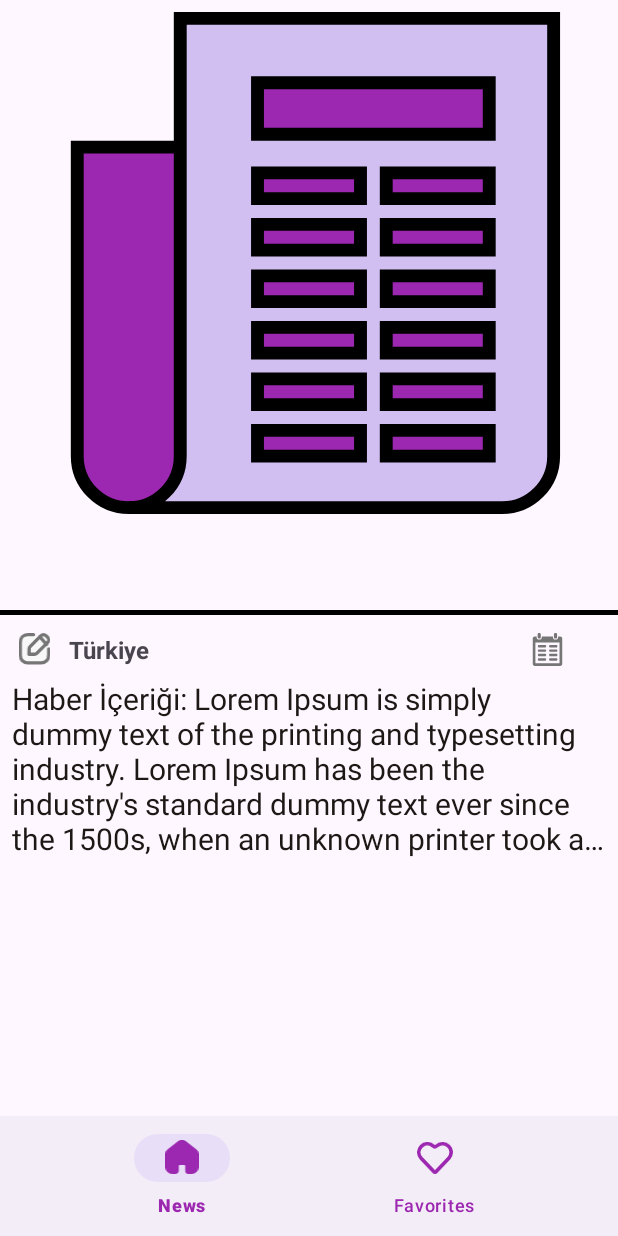
After one commit to yusufaltunoymak/NewsApp, an Android app: the fragment NewDetailFragment placed in its activity, on a phone screen of 412 x 824 dp. The commit adds this screen. Run offline under Robolectric (Android 15) with nearby library versions, the phone set to English and light mode, and no system bars; our stand-ins replace Dagger/Hilt's generated code, navigation-ui, paging; pictures from the network do not load; 9 statements that could not run were skipped.

Commit message:
News Fragment Small Bug Fix and Detail Screen Done

```diff
--- a/app/src/main/java/com/example/newsapp/data/datasource/NewsPagingDataSource.kt
+++ b/app/src/main/java/com/example/newsapp/data/datasource/NewsPagingDataSource.kt
@@ -7,7 +7,7 @@ import com.example.newsapp.data.model.Article
 import com.example.newsapp.data.remote.NewsAPI
 import javax.inject.Inject
 
-class NewsPagingDataSource@Inject constructor(private val api: NewsAPI) : PagingSource<Int, Article>() {
+class NewsPagingDataSource @Inject constructor(private val api: NewsAPI,private var query: String) : PagingSource<Int, Article>() {
     override fun getRefreshKey(state: PagingState<Int, Article>): Int? {
         return state.anchorPosition?.let { anchorPosition ->
             state.closestPageToPosition(anchorPosition)?.prevKey?.plus(1)
@@ -18,7 +18,7 @@ class NewsPagingDataSource@Inject constructor(private val api: NewsAPI) : Paging
     override suspend fun load(params: LoadParams<Int>): LoadResult<Int, Article> {
         val page = params.key ?: 1
         return try {
-            val response = api.getNewsList(query = "Fenerbahce", page = page, pageSize = params.loadSize)
+            val response = api.getNewsList(query = query, page = page, pageSize = params.loadSize)
             val articles = response.articles
 
             LoadResult.Page(
--- a/app/src/main/java/com/example/newsapp/data/model/Article.kt
+++ b/app/src/main/java/com/example/newsapp/data/model/Article.kt
@@ -2,6 +2,7 @@ package com.example.newsapp.data.model
 
 
 import com.google.gson.annotations.SerializedName
+import java.io.Serializable
 
 data class Article(
     @SerializedName("author")
@@ -20,4 +21,4 @@ data class Article(
     val url: String?,
     @SerializedName("urlToImage")
     val urlToImage: String?
-)
+) : Serializable
--- a/app/src/main/java/com/example/newsapp/data/repository/NewsRepositoryImpl.kt
+++ b/app/src/main/java/com/example/newsapp/data/repository/NewsRepositoryImpl.kt
@@ -11,12 +11,12 @@ import kotlinx.coroutines.flow.Flow
 import javax.inject.Inject
 
 class NewsRepositoryImpl @Inject constructor(private val api : NewsAPI) : NewsRepository {
-    override suspend fun getNewsList(): Flow<PagingData<Article>> {
+    override suspend fun getNewsList(query : String): Flow<PagingData<Article>> {
         return Pager(
             config = PagingConfig(
                 pageSize = NETWORK_PAGE_SIZE
             ),
-            pagingSourceFactory = {NewsPagingDataSource(api)}
+            pagingSourceFactory = {NewsPagingDataSource(api,query)}
         ).flow
     }
 
--- a/app/src/main/java/com/example/newsapp/domain/repository/NewsRepository.kt
+++ b/app/src/main/java/com/example/newsapp/domain/repository/NewsRepository.kt
@@ -5,5 +5,5 @@ import com.example.newsapp.data.model.Article
 import kotlinx.coroutines.flow.Flow
 
 interface NewsRepository {
-    suspend fun getNewsList(): Flow<PagingData<Article>>
+    suspend fun getNewsList(query : String): Flow<PagingData<Article>>
 }
--- /dev/null
+++ b/app/src/main/java/com/example/newsapp/presentation/ui/newsdetail/NewDetailFragment.kt
@@ -0,0 +1,49 @@
+package com.example.newsapp.presentation.ui.newsdetail
+
+import android.os.Build
+import android.os.Bundle
+import android.view.View
+import androidx.annotation.RequiresApi
+import androidx.navigation.fragment.navArgs
+import com.bumptech.glide.Glide
+import com.example.newsapp.R
+import com.example.newsapp.base.BaseFragment
+import com.example.newsapp.databinding.FragmentNewDetailBinding
+import com.example.newsapp.util.Constants
+import com.example.newsapp.util.cleanText
+import com.example.newsapp.util.downloadFromUrl
+import java.time.LocalDateTime
+import java.time.format.DateTimeFormatter
+
+class NewDetailFragment : BaseFragment<FragmentNewDetailBinding>(FragmentNewDetailBinding::inflate) {
+    private val args : NewDetailFragmentArgs by navArgs()
+    @RequiresApi(Build.VERSION_CODES.O)
+    override fun onViewCreated(view: View, savedInstanceState: Bundle?) {
+        super.onViewCreated(view, savedInstanceState)
+        val articles = args.articles
+        binding.apply {
+            textViewAuthor.text = articles.author
+            textViewTitle.text = articles.title
+            textViewContent.text = cleanText(articles.content)
+            val publishedDate = articles.publishedAt
+            textViewpublishedAt.text = formattedDate(publishedDate)
+
+            if (!articles.urlToImage.isNullOrEmpty()) {
+                newsImage.downloadFromUrl(articles.urlToImage, requireContext(), R.drawable.news_logo)
+                Glide.with(newsImage.context).load(articles.urlToImage).into(newsImage)
+            }
+            else {
+                newsImage.setImageResource(R.drawable.news_logo)
+
+            }
+        }
+    }
+
+    @RequiresApi(Build.VERSION_CODES.O)
+    private fun formattedDate(date : String?) : String {
+        val dateTime = LocalDateTime.parse(date, DateTimeFormatter.ISO_DATE_TIME)
+        val formatter = DateTimeFormatter.ofPattern(Constants.dateFormat)
+        val formattedDate = dateTime.format(formatter)
+        return formattedDate
+    }
+}
--- a/app/src/main/java/com/example/newsapp/presentation/ui/newslist/NewsFragment.kt
+++ b/app/src/main/java/com/example/newsapp/presentation/ui/newslist/NewsFragment.kt
@@ -3,9 +3,11 @@ package com.example.newsapp.presentation.ui.newslist
 import NewsListAdapter
 import android.os.Bundle
 import android.view.View
+import android.widget.SearchView
 import androidx.core.view.isVisible
 import androidx.fragment.app.viewModels
 import androidx.lifecycle.lifecycleScope
+import androidx.navigation.fragment.findNavController
 import androidx.paging.LoadState
 import androidx.recyclerview.widget.LinearLayoutManager
 import androidx.recyclerview.widget.RecyclerView
@@ -13,6 +15,7 @@ import com.example.newsapp.base.BaseFragment
 import com.example.newsapp.databinding.FragmentNewsBinding
 import dagger.hilt.android.AndroidEntryPoint
 import kotlinx.coroutines.launch
+
 @AndroidEntryPoint
 class NewsFragment : BaseFragment<FragmentNewsBinding>(FragmentNewsBinding::inflate) {
     private val newsViewModel: NewsViewModel by viewModels()
@@ -23,6 +26,26 @@ class NewsFragment : BaseFragment<FragmentNewsBinding>(FragmentNewsBinding::infl
         observeNewsList()
         initAdapter()
         setupMostListenedRecycler()
+
+        binding.searchView.setOnQueryTextListener(object : SearchView.OnQueryTextListener {
+            override fun onQueryTextSubmit(query: String?): Boolean {
+                query?.let { query ->
+                    if(query.length % 2 == 0) {
+                        search(query)
+                    }
+                }
+                return true
+            }
+
+            override fun onQueryTextChange(newText: String?): Boolean {
+                newText?.let { newText ->
+                    if(newText.length % 2 == 0) {
+                        search(newText)
+                    }
+                }
+                return true
+            }
+        })
     }
     private fun observeNewsList() {
         viewLifecycleOwner.lifecycleScope.launch {
@@ -33,7 +56,9 @@ class NewsFragment : BaseFragment<FragmentNewsBinding>(FragmentNewsBinding::infl
     }
 
     private fun initAdapter() {
-        newsAdapter = NewsListAdapter(requireContext())
+        newsAdapter = NewsListAdapter(requireContext()) {article ->
+            findNavController().navigate(NewsFragmentDirections.actionNewsFragmentToNewDetailFragment(article))
+        }
         newsAdapter.addLoadStateListener { loadState ->
             binding.apply {
                 progressBar.isVisible = loadState.source.refresh is LoadState.Loading
@@ -56,4 +81,18 @@ class NewsFragment : BaseFragment<FragmentNewsBinding>(FragmentNewsBinding::infl
         }
 
     }
+
+    fun search(searchWord: String) {
+        viewLifecycleOwner.lifecycleScope.launch {
+            newsViewModel.searchWithDelay(searchWord)
+        }
+    }
+
+    override fun onResume() {
+        super.onResume()
+        binding.apply {
+            searchView.setQuery(newsViewModel.currentQuery.value, false)
+            searchView.queryHint = "Something search news"
+        }
+    }
 }
--- a/app/src/main/java/com/example/newsapp/presentation/ui/newslist/NewsListAdapter.kt
+++ b/app/src/main/java/com/example/newsapp/presentation/ui/newslist/NewsListAdapter.kt
@@ -11,7 +11,7 @@ import com.example.newsapp.databinding.ListRecyclerItemBinding
 import com.example.newsapp.util.cleanText
 import com.example.newsapp.util.downloadFromUrl
 
-class NewsListAdapter(private val context: Context) : PagingDataAdapter<Article, NewsListAdapter.ViewHolder>(NewsListCallBack()) {
+class NewsListAdapter(private val context: Context, private val onItemClicked : (Article) -> Unit) : PagingDataAdapter<Article, NewsListAdapter.ViewHolder>(NewsListCallBack()) {
 
     inner class ViewHolder(private val binding: ListRecyclerItemBinding) : RecyclerView.ViewHolder(binding.root) {
         fun bind(article: Article?) {
@@ -21,8 +21,16 @@ class NewsListAdapter(private val context: Context) : PagingDataAdapter<Article,
                         newsPosterImage.downloadFromUrl(article.urlToImage, context, R.drawable.news_logo)
                         Glide.with(itemView.context).load(article.urlToImage).into(newsPosterImage)
                     }
+                    else {
+                        newsPosterImage.setImageResource(R.drawable.news_logo)
+
+                    }
                     newsHeaderText.text = article.title
                     newsContentText.text = cleanText(article.content)
+
+                    root.setOnClickListener {
+                        onItemClicked.invoke(article)
+                    }
                 }
             }
         }
--- a/app/src/main/java/com/example/newsapp/presentation/ui/newslist/NewsViewModel.kt
+++ b/app/src/main/java/com/example/newsapp/presentation/ui/newslist/NewsViewModel.kt
@@ -1,5 +1,6 @@
 package com.example.newsapp.presentation.ui.newslist
 
+import androidx.lifecycle.MutableLiveData
 import androidx.lifecycle.ViewModel
 import androidx.lifecycle.viewModelScope
 import androidx.paging.PagingData
@@ -8,16 +9,38 @@ import com.example.newsapp.data.model.Article
 import com.example.newsapp.domain.repository.NewsRepository
 import dagger.hilt.android.lifecycle.HiltViewModel
 import kotlinx.coroutines.Dispatchers
+import kotlinx.coroutines.Job
+import kotlinx.coroutines.delay
 import kotlinx.coroutines.flow.Flow
-import kotlinx.coroutines.flow.emitAll
-import kotlinx.coroutines.flow.flow
+import kotlinx.coroutines.flow.MutableStateFlow
+import kotlinx.coroutines.flow.flatMapLatest
 import kotlinx.coroutines.flow.flowOn
+import kotlinx.coroutines.launch
 import javax.inject.Inject
 
 @HiltViewModel
 class NewsViewModel @Inject constructor(private val newsRepository: NewsRepository) : ViewModel() {
+    val currentQuery: MutableStateFlow<String?> = MutableStateFlow("Android")
+    private var searchJob: Job? = null
 
-    val newsList: Flow<PagingData<Article>> = flow {
-        emitAll(newsRepository.getNewsList())
+    val newsList: Flow<PagingData<Article>> = currentQuery.flatMapLatest { query ->
+        newsRepository.getNewsList(query ?: "")
     }.flowOn(Dispatchers.IO).cachedIn(viewModelScope)
+
+    fun setQuery(query: String) {
+        currentQuery.value = query
+    }
+
+    fun searchWithDelay(query: String) {
+        searchJob?.cancel()
+        if (query.isNotEmpty()) {
+            searchJob = viewModelScope.launch {
+                delay(500)
+                setQuery(query)
+            }
+        } else {
+            setQuery("Android")
+        }
+    }
+
 }
--- a/app/src/main/java/com/example/newsapp/util/Constants.kt
+++ b/app/src/main/java/com/example/newsapp/util/Constants.kt
@@ -3,4 +3,5 @@ package com.example.newsapp.util
 object Constants {
     const val BASE_URL = "https://newsapi.org/v2/"
     const val API_KEY = "90f78b5e459f4557a6d285161db89387"
+    const val dateFormat ="dd MMMM yyyy"
 }
--- /dev/null
+++ b/app/src/main/res/drawable/calendar_icon.xml
@@ -0,0 +1,39 @@
+<vector xmlns:android="http://schemas.android.com/apk/res/android"
+    android:width="800dp"
+    android:height="800dp"
+    android:viewportWidth="610.4"
+    android:viewportHeight="610.4">
+  <path
+      android:pathData="M159.57,0h-15.33c-1.96,0 -3.81,0.41 -5.61,1c-8.98,2.91 -15.62,12.5 -15.62,24v10.55v27.01v14.05c0,2.61 0.44,5.08 1.07,7.44c2.7,10.15 10.65,17.55 20.16,17.55h15.33c11.72,0 21.22,-11.19 21.22,-24.99V62.55V35.54V24.99C180.79,11.19 171.29,0 159.57,0z"
+      android:fillColor="#767676"/>
+  <path
+      android:pathData="M461.29,0h-15.33c-11.72,0 -21.22,11.19 -21.22,24.99v10.55v27.01v14.05c0,13.8 9.5,24.99 21.22,24.99h15.33c11.72,0 21.22,-11.19 21.22,-24.99V62.55V35.54V24.99C482.51,11.19 473.01,0 461.29,0z"
+      android:fillColor="#767676"/>
+  <path
+      android:pathData="M539.59,62.55h-37.95v14.05c0,24.33 -18.1,44.12 -40.35,44.12h-15.33c-22.25,0 -40.35,-19.79 -40.35,-44.12V62.55H199.92v14.05c0,24.33 -18.1,44.12 -40.35,44.12h-15.33c-22.25,0 -40.35,-19.79 -40.35,-44.12V62.55H70.82c-21.07,0 -38.15,16.02 -38.15,35.76v476.32c0,19.78 17.08,35.76 38.15,35.76h468.76c21.08,0 38.15,-15.98 38.15,-35.76V98.32C577.73,78.57 560.67,62.55 539.59,62.55zM527.76,557.9l-446.5,-0.17V173.72h446.5V557.9z"
+      android:fillColor="#767676"/>
+  <path
+      android:pathData="M353.02,266.26h117.43c10.19,0 18.44,-10.18 18.44,-22.76s-8.25,-22.76 -18.44,-22.76H353.02c-10.19,0 -18.44,10.18 -18.44,22.76C334.58,256.07 342.82,266.26 353.02,266.26z"
+      android:fillColor="#767676"/>
+  <path
+      android:pathData="M353.02,348.47h117.43c10.19,0 18.44,-10.18 18.44,-22.76c0,-12.58 -8.25,-22.76 -18.44,-22.76H353.02c-10.19,0 -18.44,10.18 -18.44,22.76C334.58,338.29 342.82,348.47 353.02,348.47z"
+      android:fillColor="#767676"/>
+  <path
+      android:pathData="M353.02,430.68h117.43c10.19,0 18.44,-10.18 18.44,-22.76s-8.25,-22.76 -18.44,-22.76H353.02c-10.19,0 -18.44,10.18 -18.44,22.76S342.82,430.68 353.02,430.68z"
+      android:fillColor="#767676"/>
+  <path
+      android:pathData="M353.02,512.89h117.43c10.19,0 18.44,-10.18 18.44,-22.76c0,-12.58 -8.25,-22.76 -18.44,-22.76H353.02c-10.19,0 -18.44,10.18 -18.44,22.76C334.58,502.71 342.82,512.89 353.02,512.89z"
+      android:fillColor="#767676"/>
+  <path
+      android:pathData="M145.03,266.26H262.46c10.19,0 18.44,-10.18 18.44,-22.76s-8.25,-22.76 -18.44,-22.76H145.03c-10.19,0 -18.44,10.18 -18.44,22.76C126.6,256.07 134.84,266.26 145.03,266.26z"
+      android:fillColor="#767676"/>
+  <path
+      android:pathData="M145.03,348.47H262.46c10.19,0 18.44,-10.18 18.44,-22.76c0,-12.58 -8.25,-22.76 -18.44,-22.76H145.03c-10.19,0 -18.44,10.18 -18.44,22.76C126.6,338.29 134.84,348.47 145.03,348.47z"
+      android:fillColor="#767676"/>
+  <path
+      android:pathData="M145.03,430.68H262.46c10.19,0 18.44,-10.18 18.44,-22.76s-8.25,-22.76 -18.44,-22.76H145.03c-10.19,0 -18.44,10.18 -18.44,22.76S134.84,430.68 145.03,430.68z"
+      android:fillColor="#767676"/>
+  <path
+      android:pathData="M145.03,512.89H262.46c10.19,0 18.44,-10.18 18.44,-22.76c0,-12.58 -8.25,-22.76 -18.44,-22.76H145.03c-10.19,0 -18.44,10.18 -18.44,22.76C126.6,502.71 134.84,512.89 145.03,512.89z"
+      android:fillColor="#767676"/>
+</vector>
--- /dev/null
+++ b/app/src/main/res/drawable/grey_edit_icon.xml
@@ -0,0 +1,33 @@
+<vector xmlns:android="http://schemas.android.com/apk/res/android"
+    android:width="19dp"
+    android:height="20dp"
+    android:viewportWidth="19"
+    android:viewportHeight="20">
+    <path
+        android:pathData="M8.881,1H5.51C2.738,1 1,2.983 1,5.789V13.361C1,16.168 2.73,18.151 5.51,18.151H13.465C16.247,18.151 17.977,16.168 17.977,13.361V9.693"
+        android:fillColor="#F8F8F8"/>
+    <path
+        android:pathData="M8.881,1H5.51C2.738,1 1,2.983 1,5.789V13.361C1,16.168 2.73,18.151 5.51,18.151H13.465C16.247,18.151 17.977,16.168 17.977,13.361V9.693"
+        android:strokeLineJoin="round"
+        android:strokeWidth="2"
+        android:fillColor="#00000000"
+        android:strokeColor="#767676"
+        android:strokeLineCap="round"/>
+    <path
+        android:pathData="M6.859,8.223L13.371,1.617C14.182,0.794 15.497,0.794 16.308,1.617L17.369,2.693C18.18,3.516 18.18,4.851 17.369,5.673L10.826,12.311C10.471,12.671 9.99,12.873 9.488,12.873H6.224L6.306,9.532C6.318,9.04 6.516,8.572 6.859,8.223Z"
+        android:strokeLineJoin="round"
+        android:strokeWidth="2"
+        android:fillColor="#F8F8F8"
+        android:strokeColor="#767676"
+        android:strokeLineCap="round"/>
+    <path
+        android:pathData="M12.753,2.319L16.671,6.937Z"
+        android:fillColor="#F8F8F8"/>
+    <path
+        android:pathData="M12.753,2.319L16.671,6.937"
+        android:strokeLineJoin="round"
+        android:strokeWidth="2"
+        android:fillColor="#00000000"
+        android:strokeColor="#767676"
+        android:strokeLineCap="round"/>
+</vector>
--- /dev/null
+++ b/app/src/main/res/layout/fragment_new_detail.xml
@@ -0,0 +1,126 @@
+<?xml version="1.0" encoding="utf-8"?>
+<androidx.constraintlayout.widget.ConstraintLayout
+    xmlns:android="http://schemas.android.com/apk/res/android"
+    xmlns:app="http://schemas.android.com/apk/res-auto"
+    xmlns:tools="http://schemas.android.com/tools"
+    android:layout_width="match_parent"
+    android:layout_height="match_parent"
+    tools:context=".presentation.ui.newsdetail.NewDetailFragment">
+
+    <ImageView
+        android:id="@+id/newsImage"
+        android:layout_width="match_parent"
+        android:layout_height="350dp"
+        android:scaleType="centerCrop"
+        android:src="@drawable/news_logo"
+        app:layout_constraintEnd_toEndOf="parent"
+        app:layout_constraintStart_toStartOf="parent"
+        app:layout_constraintTop_toTopOf="parent" />
+
+    <TextView
+        android:id="@+id/textViewTitle"
+        android:layout_width="match_parent"
+        android:layout_height="wrap_content"
+        android:layout_marginStart="8dp"
+        android:layout_marginTop="12dp"
+        android:layout_marginEnd="8dp"
+        android:textSize="24sp"
+        android:textStyle="bold"
+        app:layout_constraintEnd_toEndOf="parent"
+        app:layout_constraintStart_toStartOf="parent"
+        app:layout_constraintTop_toBottomOf="@+id/newsImage"
+        tools:ignore="HardcodedText"
+        tools:text="Haber Başlığı: Lorem Ipsum is simply dummy text of the printing and typesetting industry. " />
+
+    <com.google.android.material.divider.MaterialDivider
+        android:id="@+id/divider"
+        android:layout_width="match_parent"
+        android:layout_height="wrap_content"
+        android:layout_marginTop="12dp"
+        app:dividerColor="@color/black"
+        app:dividerThickness="3dp"
+        app:layout_constraintTop_toBottomOf="@+id/textViewTitle" />
+
+    <ScrollView
+        android:layout_width="0dp"
+        android:layout_height="wrap_content"
+        app:layout_constraintEnd_toEndOf="parent"
+        app:layout_constraintStart_toStartOf="parent"
+        app:layout_constraintTop_toBottomOf="@+id/divider">
+
+        <androidx.constraintlayout.widget.ConstraintLayout
+            android:id="@+id/constraintOne"
+            android:layout_width="match_parent"
+            android:layout_height="match_parent">
+
+            <ImageView
+                android:id="@+id/imagePen"
+                android:layout_width="22dp"
+                android:layout_height="22dp"
+                android:layout_marginStart="12dp"
+                android:layout_marginTop="12dp"
+                android:src="@drawable/grey_edit_icon"
+                app:layout_constraintStart_toStartOf="parent"
+                app:layout_constraintTop_toTopOf="parent" />
+
+            <TextView
+                android:id="@+id/textViewAuthor"
+                android:layout_width="0dp"
+                android:layout_height="wrap_content"
+                android:layout_marginStart="12dp"
+                android:layout_marginTop="12dp"
+                android:layout_weight="2"
+                android:text="Türkiye"
+                android:textSize="16sp"
+                android:textStyle="bold"
+                app:layout_constraintStart_toEndOf="@+id/imagePen"
+                app:layout_constraintTop_toTopOf="parent"
+                tools:ignore="HardcodedText" />
+
+            <ImageView
+                android:id="@+id/imageViewCalendar"
+                android:layout_width="22dp"
+                android:layout_height="22dp"
+                android:layout_marginTop="12dp"
+                android:layout_marginEnd="12dp"
+                android:src="@drawable/calendar_icon"
+                app:layout_constraintEnd_toStartOf="@+id/textViewpublishedAt"
+                app:layout_constraintTop_toTopOf="parent" />
+
+            <TextView
+                android:id="@+id/textViewpublishedAt"
+                android:layout_width="wrap_content"
+                android:layout_height="wrap_content"
+                android:layout_marginTop="12dp"
+                android:layout_marginEnd="24dp"
+                android:maxLines="1"
+                android:text="14.01.2024"
+                android:textAlignment="viewEnd"
+                android:textSize="18sp"
+                app:layout_constraintEnd_toEndOf="parent"
+                app:layout_constraintTop_toTopOf="parent"
+                tools:ignore="HardcodedText" />
+
+            <TextView
+                android:id="@+id/textViewContent"
+                android:layout_width="match_parent"
+                android:layout_height="wrap_content"
+                android:layout_margin="8dp"
+                android:layout_marginStart="8dp"
+                android:layout_marginTop="12dp"
+                android:layout_marginEnd="8dp"
+                android:text="Haber İçeriği: Lorem Ipsum is simply dummy text of the printing and typesetting industry. Lorem Ipsum has been the industry's standard dummy text ever since the 1500s, when an unknown printer took a galley of type and scrambled it to make a type specimen book. It has survived not only five centuries, but also the leap into electronic typesetting, remaining essentially unchanged. It was popularised in the 1960s with the release of Letraset sheets containing Lorem Ipsum passages, and more recently with desktop publishing software like Aldus PageMaker including versions of Lorem Ipsum."
+                android:textColor="#1C1815"
+                android:textSize="20sp"
+                android:maxLines="5"
+                android:ellipsize="end"
+                app:layout_constraintEnd_toEndOf="parent"
+                app:layout_constraintStart_toStartOf="parent"
+                app:layout_constraintTop_toBottomOf="@id/textViewAuthor"
+                tools:ignore="HardcodedText" />
+
+        </androidx.constraintlayout.widget.ConstraintLayout>
+    </ScrollView>
+
+
+</androidx.constraintlayout.widget.ConstraintLayout>
--- a/app/src/main/res/navigation/nav_graph.xml
+++ b/app/src/main/res/navigation/nav_graph.xml
@@ -9,10 +9,27 @@
         android:id="@+id/newsFragment"
         android:name="com.example.newsapp.presentation.ui.newslist.NewsFragment"
         android:label="fragment_news"
-        tools:layout="@layout/fragment_news" />
+        tools:layout="@layout/fragment_news" >
+        <action
+            android:id="@+id/action_newsFragment_to_newDetailFragment"
+            app:destination="@id/newDetailFragment" />
+    </fragment>
     <fragment
         android:id="@+id/favoritesFragment"
         android:name="com.example.newsapp.presentation.ui.favorites.FavoritesFragment"
         android:label="fragment_favorites"
-        tools:layout="@layout/fragment_favorites" />
+        tools:layout="@layout/fragment_favorites" >
+        <action
+            android:id="@+id/action_favoritesFragment_to_newDetailFragment"
+            app:destination="@id/newDetailFragment" />
+    </fragment>
+    <fragment
+        android:id="@+id/newDetailFragment"
+        android:name="com.example.newsapp.presentation.ui.newsdetail.NewDetailFragment"
+        android:label="fragment_new_detail"
+        tools:layout="@layout/fragment_new_detail" >
+        <argument
+            android:name="articles"
+            app:argType="com.example.newsapp.data.model.Article" />
+    </fragment>
 </navigation>
```
